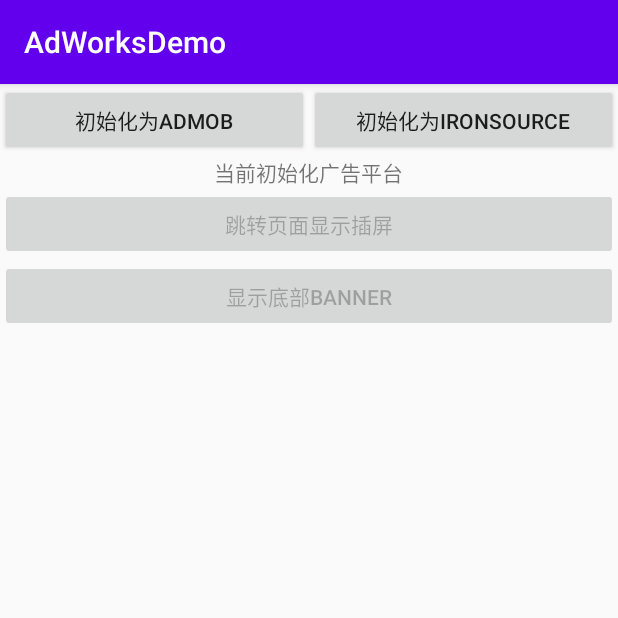
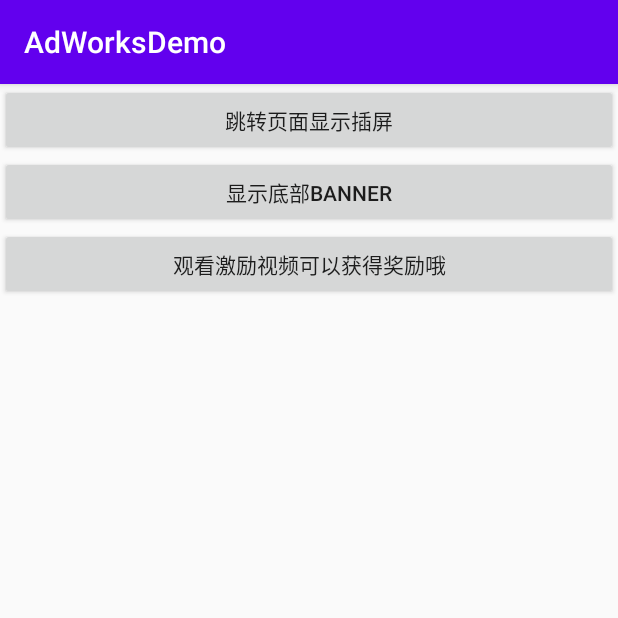
Before and after one commit to kingsoftgames/adworks-android-demo, an Android app: the screen it shows after launch (MainActivity), on a phone screen of 412 x 824 dp, the top half of it. Run offline under Robolectric (Android 15) with nearby library versions, the phone set to English and light mode, and no system bars; libraries missing offline, so code that uses them is left out: com.kingsoft.shiyou; 1 statement that could not run was skipped.

Commit message:
[feature] 去除按平台初始化广告平台 [version] 1.0

```diff
--- a/app/src/main/java/com/sukhavati/gotoplaying/bubble/BubbleShooter/mint/mi/MainActivity.java
+++ b/app/src/main/java/com/sukhavati/gotoplaying/bubble/BubbleShooter/mint/mi/MainActivity.java
@@ -6,11 +6,8 @@ import android.view.Gravity;
 import android.view.View;
 import android.widget.Button;
 import android.widget.FrameLayout;
-import android.widget.TextView;
-import android.widget.Toast;
 
 import androidx.appcompat.app.AppCompatActivity;
-
 
 import com.kingsoft.shiyou.adworks.AdWorks;
 import com.kingsoft.shiyou.adworks.IAdLoadListener;
@@ -23,107 +20,85 @@ public class MainActivity extends AppCompatActivity {
 
     private String activePlatform = ADMOB_PLATFORM_APPID;
     private String activePlatformBannerId = AdKey.TEST_ADMOB_BANNER_ID;
-    private String activePlatformInterstiticalId = AdKey.TEST_ADMOB_INTERSTITICAL_ID;
     private String activePlatformRewardId = AdKey.TEST_ADMOB_REWARD_ID;
-
-    private Button mInterstiticalButton,mBannerButton, mInitAdmobButton, mInitIronSourceButton;
-    private TextView mActivePlatformTextView;
+    private Button mInterstiticalButton, mBannerButton;
     private FrameLayout frameLayout;
+    private Button mRewardButton;
+    private AdWorks adWorks = AdWorks.getInstance();
 
     @Override
     protected void onCreate(Bundle savedInstanceState) {
         super.onCreate(savedInstanceState);
         setContentView(R.layout.activity_main);
-        frameLayout=findViewById(R.id.ad_layout);
-        mInitAdmobButton = findViewById(R.id.btnAdmob);
-        mInitAdmobButton.setOnClickListener(new View.OnClickListener() {
-            @Override
-            public void onClick(View v) {
-                initAdworks(ADMOB_PLATFORM_APPID);
-            }
-        });
-        mInitIronSourceButton = findViewById(R.id.btnIronSource);
-        mInitIronSourceButton.setOnClickListener(new View.OnClickListener() {
-            @Override
-            public void onClick(View v) {
-                initAdworks(IRONSOURCE_PLATFORM_APPID);
-            }
-        });
-        mActivePlatformTextView = findViewById(R.id.activePlatform);
+        frameLayout = findViewById(R.id.ad_layout);
         mInterstiticalButton = findViewById(R.id.btn_in);
+        mBannerButton = findViewById(R.id.btn_banner);
+        mRewardButton = findViewById(R.id.btn_re);
+        initAdworks(ADMOB_PLATFORM_APPID);
         mInterstiticalButton.setOnClickListener(new View.OnClickListener() {
             @Override
             public void onClick(View v) {
-                Intent intent = new Intent(MainActivity.this,InterstitialActivity.class);
-                intent.putExtra("interstitialkey",activePlatformInterstiticalId);
-                intent.putExtra("rewardkey",activePlatformRewardId);
+                Intent intent = new Intent(MainActivity.this, InterstitialActivity.class);
                 startActivity(intent);
             }
         });
-
-        mBannerButton = findViewById(R.id.btn_banner);
         mBannerButton.setOnClickListener(new View.OnClickListener() {
             @Override
             public void onClick(View v) {
                 testBanner();
             }
         });
+        mRewardButton.setOnClickListener(new View.OnClickListener() {
+            @Override
+            public void onClick(View v) {
+                testReward();
+            }
+        });
     }
 
     private void initAdworks(String appId) {
         activePlatform = appId;
-        AdWorks.getInstance().initAdWorkds(MainActivity.this, appId, new IAdworksInitializeCallback() {
+        adWorks.initAdWorkds(MainActivity.this, appId, new IAdworksInitializeCallback() {
             @Override
             public void onInitializeCallback(boolean hasInitialized) {
-                ToaUtils.toastShort(MainActivity.this,"hasInitialized: " + hasInitialized);
+                ToaUtils.toastShort(MainActivity.this, "hasInitialized: " + hasInitialized);
             }
         });
-        showSelectedPaltFormName();
         changeBtnClickState();
         setAdKeyForPlatform();
-    }
-
-    private void showSelectedPaltFormName() {
-        if (activePlatform.equals(IRONSOURCE_PLATFORM_APPID)) {
-            mActivePlatformTextView.setText("当前初始化广告平台为IronSource");
-        }
-        if (activePlatform.equals(ADMOB_PLATFORM_APPID)) {
-            mActivePlatformTextView.setText("当前初始化广告平台为Admob");
-        }
     }
 
     private void changeBtnClickState() {
         mInterstiticalButton.setEnabled(true);
         mBannerButton.setEnabled(true);
+        mRewardButton.setEnabled(true);
     }
 
     private void setAdKeyForPlatform() {
         if (activePlatform.equals(IRONSOURCE_PLATFORM_APPID)) {
             activePlatformBannerId = AdKey.TEST_IRONSOURCE_BANNER_ID;
-            activePlatformInterstiticalId = AdKey.TEST_IRONSOURCE_INTERSTITICAL_ID;
             activePlatformRewardId = AdKey.TEST_IRONSOURCE_REWARD_ID;
         }
         if (activePlatform.equals(ADMOB_PLATFORM_APPID)) {
             activePlatformBannerId = AdKey.TEST_ADMOB_BANNER_ID;
-            activePlatformInterstiticalId = AdKey.TEST_ADMOB_INTERSTITICAL_ID;
             activePlatformRewardId = AdKey.TEST_ADMOB_REWARD_ID;
         }
     }
 
 
     private void testBanner() {
-        if (AdWorks.getInstance().isAdReady(MainActivity.this, activePlatformBannerId)) {
-            AdWorks.getInstance().showBannerAd(MainActivity.this, activePlatformBannerId, Gravity.CENTER, frameLayout);
+        if (adWorks.isAdReady(MainActivity.this, activePlatformBannerId)) {
+            adWorks.showBannerAd(MainActivity.this, activePlatformBannerId, Gravity.CENTER, frameLayout);
         }
-        AdWorks.getInstance().loadBannerAd(this, activePlatformBannerId, new IAdLoadListener() {
+        adWorks.loadBannerAd(this, activePlatformBannerId, new IAdLoadListener() {
             @Override
             public void onAdClosed() {
-                ToaUtils.toastShort(MainActivity.this,getString(R.string.string_banner_close));
+                ToaUtils.toastShort(MainActivity.this, getString(R.string.string_banner_close));
             }
 
             @Override
             public void onAdFailedToLoad(int errorCode) {
-                ToaUtils.toastShort(MainActivity.this,getString(R.string.string_banner_load_fail));
+                ToaUtils.toastShort(MainActivity.this, getString(R.string.string_banner_load_fail));
             }
 
             @Override
@@ -139,18 +114,17 @@ public class MainActivity extends AppCompatActivity {
 
             @Override
             public void onAdOpened() {
-                ToaUtils.toastShort(MainActivity.this,getString(R.string.string_banner_open));
+                ToaUtils.toastShort(MainActivity.this, getString(R.string.string_banner_open));
             }
 
             @Override
             public void onAdLoaded() {
-                ToaUtils.toastShort(MainActivity.this,getString(R.string.string_banner_loaded));
-                AdWorks.getInstance().showBannerAd(MainActivity.this, activePlatformBannerId, Gravity.CENTER, null);
+                ToaUtils.toastShort(MainActivity.this, getString(R.string.string_banner_loaded));
             }
 
             @Override
             public void onAdClicked() {
-                ToaUtils.toastShort(MainActivity.this,getString(R.string.string_banner_click));
+                ToaUtils.toastShort(MainActivity.this, getString(R.string.string_banner_click));
             }
 
             @Override
@@ -165,5 +139,61 @@ public class MainActivity extends AppCompatActivity {
         });
     }
 
+    private void testReward() {
+        if (AdWorks.getInstance().isAdReady(this, activePlatformRewardId)) {
+            adWorks.showRewardAd(this, activePlatformRewardId);
+        }
+        adWorks.loadRewardAd(MainActivity.this, activePlatformRewardId, new IAdLoadListener() {
+            @Override
+            public void onAdClosed() {
+                ToaUtils.toastShort(MainActivity.this, getString(R.string.string_reward_video_close));
+            }
+
+            @Override
+            public void onAdFailedToLoad(int errorCode) {
+                ToaUtils.toastShort(MainActivity.this, getString(R.string.string_reward_video_load_fail));
+
+            }
+
+            @Override
+            public void onAdFailedToShow(int errorCode) {
+                ToaUtils.toastShort(MainActivity.this, getString(R.string.string_reward_video_open_fail));
+            }
+
+            @Override
+            public void onAdLeaveApplication() {
+                ToaUtils.toastShort(MainActivity.this, getString(R.string.string_reward_video_left_app));
+            }
+
+
+            @Override
+            public void onAdOpened() {
+                ToaUtils.toastShort(MainActivity.this, getString(R.string.string_reward_video_open));
+
+            }
+
+            @Override
+            public void onAdLoaded() {
+                ToaUtils.toastShort(MainActivity.this, getString(R.string.string_reward_video_loaded));
+            }
+
+            @Override
+            public void onAdClicked() {
+                ToaUtils.toastShort(MainActivity.this, getString(R.string.string_reward_video_click));
+            }
+
+            @Override
+            public void onAdImpression() {
+
+            }
+
+            @Override
+            public void onUserEarnedReward() {
+                ToaUtils.toastShort(MainActivity.this, getString(R.string.string_reward_video_complete));
+            }
+        });
+
+
+    }
 
 }
--- a/app/src/main/res/layout/activity_main.xml
+++ b/app/src/main/res/layout/activity_main.xml
@@ -10,31 +10,6 @@
         android:orientation="vertical"
         android:layout_width="match_parent"
         android:layout_height="wrap_content">
-
-
-    <LinearLayout
-        android:orientation="horizontal"
-        android:layout_width="match_parent"
-        android:layout_height="wrap_content">
-        <Button
-            android:id="@+id/btnAdmob"
-            android:layout_weight="1"
-            android:layout_width="0dp"
-            android:layout_height="wrap_content"
-            android:text="@string/string_init_admob" />
-        <Button
-            android:id="@+id/btnIronSource"
-            android:layout_weight="1"
-            android:layout_width="0dp"
-            android:layout_height="wrap_content"
-            android:text="@string/string_init_ironsource" />
-    </LinearLayout>
-    <TextView
-        android:layout_gravity="center"
-        android:id="@+id/activePlatform"
-        android:text="@string/string_current_ad_platform"
-        android:layout_width="wrap_content"
-        android:layout_height="wrap_content"/>
 
     <Button
         android:enabled="false"
@@ -49,6 +24,12 @@
         android:layout_width="match_parent"
         android:layout_height="wrap_content"
         android:text="@string/string_ad_banner" />
+        <Button
+            android:enabled="false"
+            android:id="@+id/btn_re"
+            android:layout_width="match_parent"
+            android:layout_height="wrap_content"
+            android:text="@string/string_ad_reward_video" />
     </LinearLayout>
 
 
--- a/app/src/main/res/values/strings.xml
+++ b/app/src/main/res/values/strings.xml
@@ -10,6 +10,7 @@
     <string name="string_reward_video_load_fail">激励加载失败</string>
     <string name="string_reward_video_left_app">激励离开应用</string>
     <string name="string_reward_video_open">激励打开</string>
+    <string name="string_reward_video_open_fail">激励展示失败</string>
     <string name="string_reward_video_loaded">激励加载成功</string>
     <string name="string_reward_video_click">激励点击</string>
     <string name="string_reward_video_complete">激励播放完成可以获得奖励！</string>
```
Also changed, not shown: app/src/main/java/com/sukhavati/gotoplaying/bubble/BubbleShooter/mint/mi/InterstitialActivity.java (+13 -85 lines), app/src/main/res/layout/activity_interstitial.xml (+1 -6 lines).
